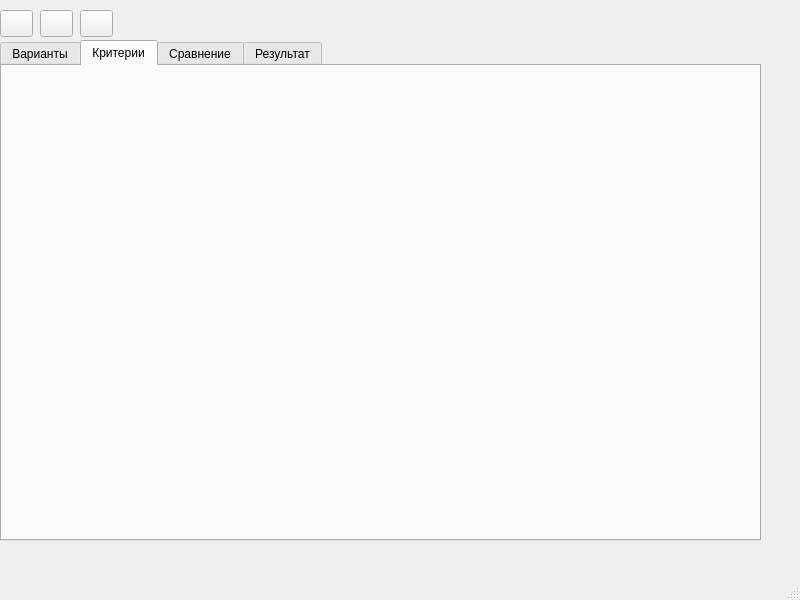
Old version of the form mainwindow.ui in the repository DefautName/MagWork.
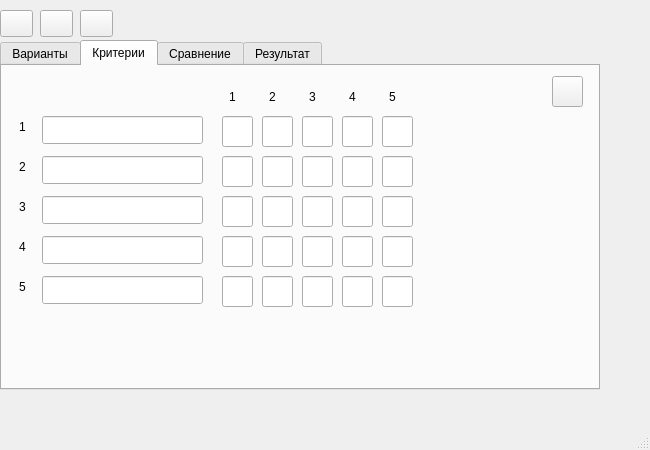
New version of the form. The open tabs and pages were chosen to show the change. Icons and pictures are not drawn.

Commit message: Интерфейс и создание класса для работа с МАИ

```diff
--- a/mainwindow.ui
+++ b/mainwindow.ui
@@ -6,14 +6,38 @@
    <rect>
     <x>0</x>
     <y>0</y>
-    <width>800</width>
-    <height>600</height>
+    <width>650</width>
+    <height>450</height>
    </rect>
   </property>
+  <property name="minimumSize">
+   <size>
+    <width>650</width>
+    <height>450</height>
+   </size>
+  </property>
+  <property name="maximumSize">
+   <size>
+    <width>650</width>
+    <height>450</height>
+   </size>
+  </property>
   <property name="windowTitle">
    <string>MainWindow</string>
   </property>
   <widget class="QWidget" name="centralwidget">
+   <property name="minimumSize">
+    <size>
+     <width>650</width>
+     <height>450</height>
+    </size>
+   </property>
+   <property name="maximumSize">
+    <size>
+     <width>650</width>
+     <height>450</height>
+    </size>
+   </property>
    <widget class="QPushButton" name="OpenPushBut">
     <property name="geometry">
      <rect>
@@ -67,10 +91,22 @@
      <rect>
       <x>0</x>
       <y>40</y>
-      <width>761</width>
-      <height>501</height>
+      <width>600</width>
+      <height>350</height>
      </rect>
     </property>
+    <property name="minimumSize">
+     <size>
+      <width>600</width>
+      <height>350</height>
+     </size>
+    </property>
+    <property name="maximumSize">
+     <size>
+      <width>600</width>
+      <height>350</height>
+     </size>
+    </property>
     <property name="currentIndex">
      <number>3</number>
     </property>
@@ -139,16 +175,484 @@
      <attribute name="title">
       <string>Критерии</string>
      </attribute>
-     <widget class="QWidget" name="gridLayoutWidget">
+     <widget class="QLabel" name="label_3">
       <property name="geometry">
        <rect>
-        <x>30</x>
+        <x>10</x>
+        <y>50</y>
+        <width>21</width>
+        <height>21</height>
+       </rect>
+      </property>
+      <property name="text">
+       <string>1</string>
+      </property>
+      <property name="alignment">
+       <set>Qt::AlignmentFlag::AlignCenter</set>
+      </property>
+     </widget>
+     <widget class="QLineEdit" name="lineEdit">
+      <property name="geometry">
+       <rect>
+        <x>40</x>
+        <y>50</y>
+        <width>161</width>
+        <height>28</height>
+       </rect>
+      </property>
+     </widget>
+     <widget class="QLabel" name="label_5">
+      <property name="geometry">
+       <rect>
+        <x>220</x>
         <y>20</y>
-        <width>701</width>
-        <height>421</height>
+        <width>21</width>
+        <height>21</height>
        </rect>
       </property>
-      <layout class="QGridLayout" name="gridLayout"/>
+      <property name="text">
+       <string>1</string>
+      </property>
+      <property name="alignment">
+       <set>Qt::AlignmentFlag::AlignCenter</set>
+      </property>
+     </widget>
+     <widget class="QLineEdit" name="lineEdit_2">
+      <property name="geometry">
+       <rect>
+        <x>40</x>
+        <y>90</y>
+        <width>161</width>
+        <height>28</height>
+       </rect>
+      </property>
+     </widget>
+     <widget class="QLabel" name="label_6">
+      <property name="geometry">
+       <rect>
+        <x>10</x>
+        <y>90</y>
+        <width>21</width>
+        <height>21</height>
+       </rect>
+      </property>
+      <property name="text">
+       <string>2</string>
+      </property>
+      <property name="alignment">
+       <set>Qt::AlignmentFlag::AlignCenter</set>
+      </property>
+     </widget>
+     <widget class="QLineEdit" name="lineEdit_3">
+      <property name="geometry">
+       <rect>
+        <x>220</x>
+        <y>90</y>
+        <width>31</width>
+        <height>31</height>
+       </rect>
+      </property>
+     </widget>
+     <widget class="QLabel" name="label_7">
+      <property name="geometry">
+       <rect>
+        <x>260</x>
+        <y>20</y>
+        <width>21</width>
+        <height>21</height>
+       </rect>
+      </property>
+      <property name="text">
+       <string>2</string>
+      </property>
+      <property name="alignment">
+       <set>Qt::AlignmentFlag::AlignCenter</set>
+      </property>
+     </widget>
+     <widget class="QLineEdit" name="Crit_11">
+      <property name="geometry">
+       <rect>
+        <x>220</x>
+        <y>50</y>
+        <width>31</width>
+        <height>31</height>
+       </rect>
+      </property>
+      <property name="readOnly">
+       <bool>true</bool>
+      </property>
+     </widget>
+     <widget class="QLineEdit" name="lineEdit_5">
+      <property name="geometry">
+       <rect>
+        <x>260</x>
+        <y>50</y>
+        <width>31</width>
+        <height>31</height>
+       </rect>
+      </property>
+     </widget>
+     <widget class="QLineEdit" name="lineEdit_6">
+      <property name="geometry">
+       <rect>
+        <x>260</x>
+        <y>90</y>
+        <width>31</width>
+        <height>31</height>
+       </rect>
+      </property>
+     </widget>
+     <widget class="QLineEdit" name="lineEdit_7">
+      <property name="geometry">
+       <rect>
+        <x>40</x>
+        <y>130</y>
+        <width>161</width>
+        <height>28</height>
+       </rect>
+      </property>
+     </widget>
+     <widget class="QLabel" name="label_8">
+      <property name="geometry">
+       <rect>
+        <x>10</x>
+        <y>130</y>
+        <width>21</width>
+        <height>21</height>
+       </rect>
+      </property>
+      <property name="text">
+       <string>3</string>
+      </property>
+      <property name="alignment">
+       <set>Qt::AlignmentFlag::AlignCenter</set>
+      </property>
+     </widget>
+     <widget class="QLineEdit" name="lineEdit_8">
+      <property name="geometry">
+       <rect>
+        <x>220</x>
+        <y>130</y>
+        <width>31</width>
+        <height>31</height>
+       </rect>
+      </property>
+     </widget>
+     <widget class="QLineEdit" name="lineEdit_9">
+      <property name="geometry">
+       <rect>
+        <x>260</x>
+        <y>130</y>
+        <width>31</width>
+        <height>31</height>
+       </rect>
+      </property>
+     </widget>
+     <widget class="QLineEdit" name="lineEdit_10">
+      <property name="geometry">
+       <rect>
+        <x>300</x>
+        <y>50</y>
+        <width>31</width>
+        <height>31</height>
+       </rect>
+      </property>
+     </widget>
+     <widget class="QLineEdit" name="lineEdit_11">
+      <property name="geometry">
+       <rect>
+        <x>300</x>
+        <y>90</y>
+        <width>31</width>
+        <height>31</height>
+       </rect>
+      </property>
+     </widget>
+     <widget class="QLineEdit" name="lineEdit_12">
+      <property name="geometry">
+       <rect>
+        <x>300</x>
+        <y>130</y>
+        <width>31</width>
+        <height>31</height>
+       </rect>
+      </property>
+     </widget>
+     <widget class="QLabel" name="label_9">
+      <property name="geometry">
+       <rect>
+        <x>300</x>
+        <y>20</y>
+        <width>21</width>
+        <height>21</height>
+       </rect>
+      </property>
+      <property name="text">
+       <string>3</string>
+      </property>
+      <property name="alignment">
+       <set>Qt::AlignmentFlag::AlignCenter</set>
+      </property>
+     </widget>
+     <widget class="QLabel" name="label_10">
+      <property name="geometry">
+       <rect>
+        <x>10</x>
+        <y>170</y>
+        <width>21</width>
+        <height>21</height>
+       </rect>
+      </property>
+      <property name="text">
+       <string>4</string>
+      </property>
+      <property name="alignment">
+       <set>Qt::AlignmentFlag::AlignCenter</set>
+      </property>
+     </widget>
+     <widget class="QLineEdit" name="lineEdit_13">
+      <property name="geometry">
+       <rect>
+        <x>220</x>
+        <y>170</y>
+        <width>31</width>
+        <height>31</height>
+       </rect>
+      </property>
+     </widget>
+     <widget class="QLineEdit" name="lineEdit_14">
+      <property name="geometry">
+       <rect>
+        <x>260</x>
+        <y>170</y>
+        <width>31</width>
+        <height>31</height>
+       </rect>
+      </property>
+     </widget>
+     <widget class="QLineEdit" name="lineEdit_15">
+      <property name="geometry">
+       <rect>
+        <x>300</x>
+        <y>170</y>
+        <width>31</width>
+        <height>31</height>
+       </rect>
+      </property>
+     </widget>
+     <widget class="QLineEdit" name="lineEdit_16">
+      <property name="geometry">
+       <rect>
+        <x>40</x>
+        <y>170</y>
+        <width>161</width>
+        <height>28</height>
+       </rect>
+      </property>
+     </widget>
+     <widget class="QLineEdit" name="lineEdit_17">
+      <property name="geometry">
+       <rect>
+        <x>300</x>
+        <y>210</y>
+        <width>31</width>
+        <height>31</height>
+       </rect>
+      </property>
+     </widget>
+     <widget class="QLineEdit" name="lineEdit_18">
+      <property name="geometry">
+       <rect>
+        <x>260</x>
+        <y>210</y>
+        <width>31</width>
+        <height>31</height>
+       </rect>
+      </property>
+     </widget>
+     <widget class="QLineEdit" name="lineEdit_19">
+      <property name="geometry">
+       <rect>
+        <x>40</x>
+        <y>210</y>
+        <width>161</width>
+        <height>28</height>
+       </rect>
+      </property>
+     </widget>
+     <widget class="QLineEdit" name="lineEdit_20">
+      <property name="geometry">
+       <rect>
+        <x>220</x>
+        <y>210</y>
+        <width>31</width>
+        <height>31</height>
+       </rect>
+      </property>
+     </widget>
+     <widget class="QLabel" name="label_11">
+      <property name="geometry">
+       <rect>
+        <x>10</x>
+        <y>210</y>
+        <width>21</width>
+        <height>21</height>
+       </rect>
+      </property>
+      <property name="text">
+       <string>5</string>
+      </property>
+      <property name="alignment">
+       <set>Qt::AlignmentFlag::AlignCenter</set>
+      </property>
+     </widget>
+     <widget class="QLineEdit" name="lineEdit_21">
+      <property name="geometry">
+       <rect>
+        <x>340</x>
+        <y>210</y>
+        <width>31</width>
+        <height>31</height>
+       </rect>
+      </property>
+     </widget>
+     <widget class="QLineEdit" name="lineEdit_22">
+      <property name="geometry">
+       <rect>
+        <x>340</x>
+        <y>170</y>
+        <width>31</width>
+        <height>31</height>
+       </rect>
+      </property>
+     </widget>
+     <widget class="QLabel" name="label_12">
+      <property name="geometry">
+       <rect>
+        <x>340</x>
+        <y>20</y>
+        <width>21</width>
+        <height>21</height>
+       </rect>
+      </property>
+      <property name="text">
+       <string>4</string>
+      </property>
+      <property name="alignment">
+       <set>Qt::AlignmentFlag::AlignCenter</set>
+      </property>
+     </widget>
+     <widget class="QLineEdit" name="lineEdit_23">
+      <property name="geometry">
+       <rect>
+        <x>340</x>
+        <y>50</y>
+        <width>31</width>
+        <height>31</height>
+       </rect>
+      </property>
+     </widget>
+     <widget class="QLineEdit" name="lineEdit_24">
+      <property name="geometry">
+       <rect>
+        <x>340</x>
+        <y>130</y>
+        <width>31</width>
+        <height>31</height>
+       </rect>
+      </property>
+     </widget>
+     <widget class="QLineEdit" name="lineEdit_25">
+      <property name="geometry">
+       <rect>
+        <x>340</x>
+        <y>90</y>
+        <width>31</width>
+        <height>31</height>
+       </rect>
+      </property>
+     </widget>
+     <widget class="QLabel" name="label_13">
+      <property name="geometry">
+       <rect>
+        <x>380</x>
+        <y>20</y>
+        <width>21</width>
+        <height>21</height>
+       </rect>
+      </property>
+      <property name="text">
+       <string>5</string>
+      </property>
+      <property name="alignment">
+       <set>Qt::AlignmentFlag::AlignCenter</set>
+      </property>
+     </widget>
+     <widget class="QLineEdit" name="lineEdit_26">
+      <property name="geometry">
+       <rect>
+        <x>380</x>
+        <y>50</y>
+        <width>31</width>
+        <height>31</height>
+       </rect>
+      </property>
+     </widget>
+     <widget class="QLineEdit" name="lineEdit_27">
+      <property name="geometry">
+       <rect>
+        <x>380</x>
+        <y>130</y>
+        <width>31</width>
+        <height>31</height>
+       </rect>
+      </property>
+     </widget>
+     <widget class="QLineEdit" name="lineEdit_28">
+      <property name="geometry">
+       <rect>
+        <x>380</x>
+        <y>170</y>
+        <width>31</width>
+        <height>31</height>
+       </rect>
+      </property>
+     </widget>
+     <widget class="QLineEdit" name="lineEdit_29">
+      <property name="geometry">
+       <rect>
+        <x>380</x>
+        <y>210</y>
+        <width>31</width>
+        <height>31</height>
+       </rect>
+      </property>
+     </widget>
+     <widget class="QLineEdit" name="lineEdit_30">
+      <property name="geometry">
+       <rect>
+        <x>380</x>
+        <y>90</y>
+        <width>31</width>
+        <height>31</height>
+       </rect>
+      </property>
+     </widget>
+     <widget class="QPushButton" name="KritHelp">
+      <property name="geometry">
+       <rect>
+        <x>550</x>
+        <y>10</y>
+        <width>31</width>
+        <height>31</height>
+       </rect>
+      </property>
+      <property name="text">
+       <string/>
+      </property>
+      <property name="icon">
+       <iconset theme="QIcon::ThemeIcon::DialogQuestion"/>
+      </property>
      </widget>
     </widget>
     <widget class="QWidget" name="tab_4">
```
Left out of the diff: 55 changed lines with no effect on the pictures. The commit also changes 5 other files.
